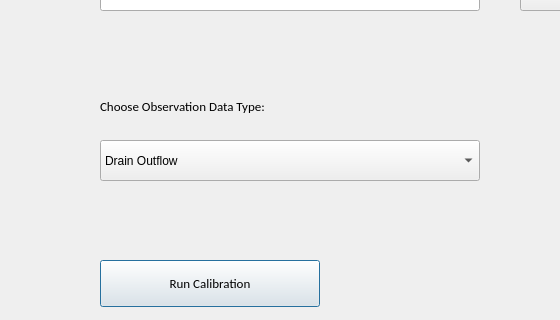
Old version of the form UI_Files/PestCalibrationUI.ui in the repository XuanyiLin/SWMM2PEST2.0; both pictures show x 0 to 560 and y 140 to 460 of the 800 by 600 pixel window.
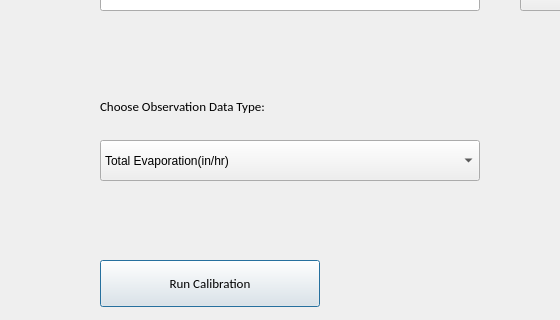
New version of the form. Icons and pictures are not drawn.

```diff
--- a/UI_Files/PestCalibrationUI.ui
+++ b/UI_Files/PestCalibrationUI.ui
@@ -115,7 +115,7 @@
     </property>
     <item>
      <property name="text">
-      <string>Drain Outflow</string>
+      <string>Total Evaporation(in/hr)</string>
      </property>
     </item>
     <item>
```
Left out of the diff: 26 changed lines with no effect on the pictures.
